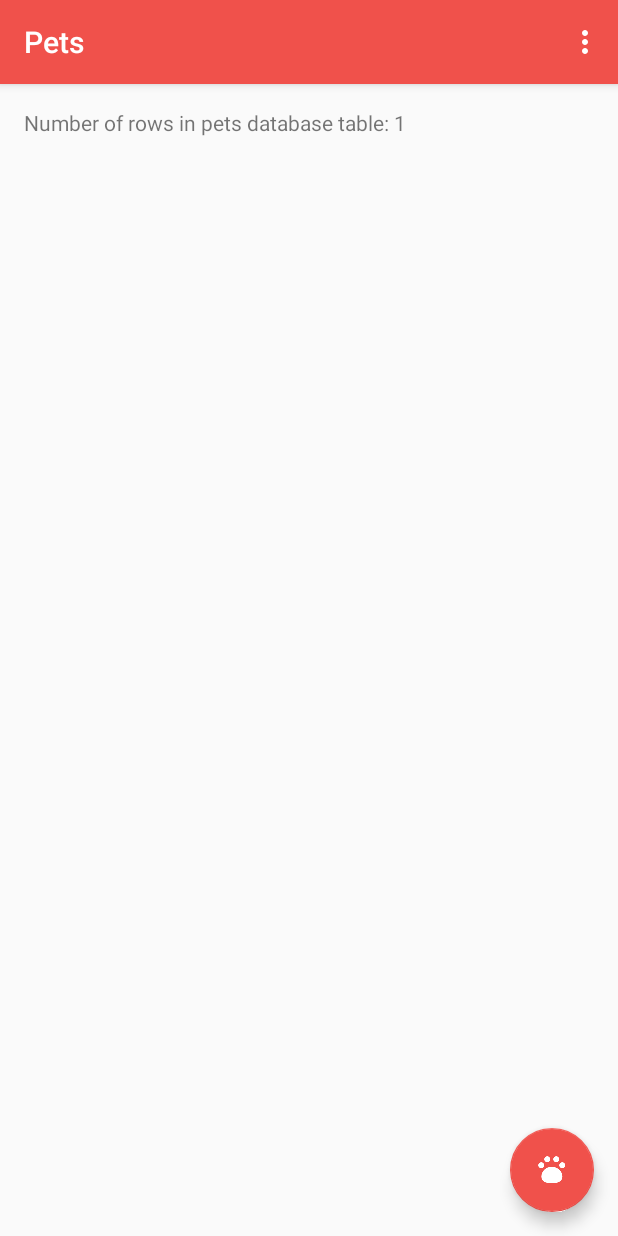
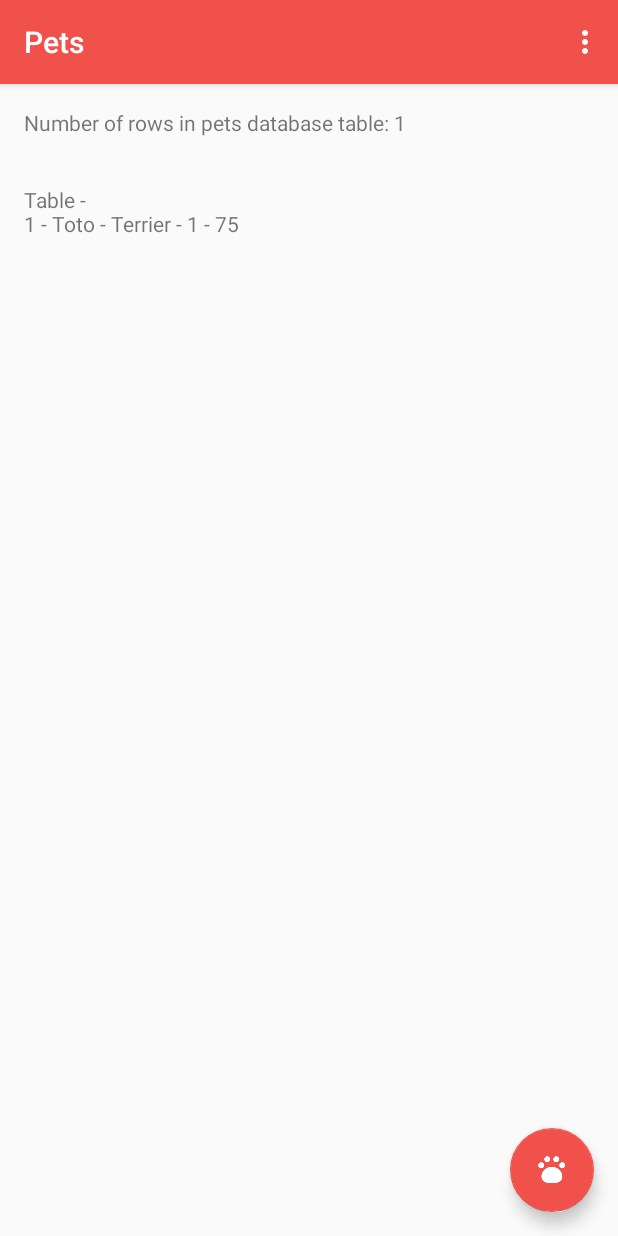
Before and after one commit to Masquerade0097/Udacity_Courses, an Android app: the screen it shows after launch (CatalogActivity), in the options menu, after a tap on "Insert Dummy Data", on a phone screen of 412 x 824 dp. Run offline under Robolectric (Android 15) with nearby library versions, the phone set to English and light mode, and no system bars.

Commit message:
Lesson 2 Completed ! Displaying table data in app

```diff
--- a/ud845-Pets/app/src/main/java/com/example/android/pets/CatalogActivity.java
+++ b/ud845-Pets/app/src/main/java/com/example/android/pets/CatalogActivity.java
@@ -30,8 +30,13 @@ import android.widget.TextView;
 import com.example.android.pets.Data.PetContract.PetEntry;
 import com.example.android.pets.Data.PetDbHelper;
 
+import static com.example.android.pets.Data.PetContract.PetEntry.COLUMN_PET_BREED;
+import static com.example.android.pets.Data.PetContract.PetEntry.COLUMN_PET_GENDER;
+import static com.example.android.pets.Data.PetContract.PetEntry.COLUMN_PET_NAME;
+import static com.example.android.pets.Data.PetContract.PetEntry.COLUMN_PET_WEIGHT;
 import static com.example.android.pets.Data.PetContract.PetEntry.GENDER_MALE;
 import static com.example.android.pets.Data.PetContract.PetEntry.TABLE_NAME;
+import static com.example.android.pets.Data.PetContract.PetEntry._ID;
 
 /**
  * Displays list of pets that were entered and stored in the app.
@@ -60,6 +65,12 @@ public class CatalogActivity extends AppCompatActivity {
 
     }
 
+    @Override
+    protected void onStart() {
+        super.onStart();
+        displayDatabaseInfo();
+    }
+
     /**
      * Temporary helper method to display information in the onscreen TextView about the state of
      * the pets database.
@@ -67,19 +78,74 @@ public class CatalogActivity extends AppCompatActivity {
     private void displayDatabaseInfo() {
         // To access our database, we instantiate our subclass of SQLiteOpenHelper
         // and pass the context, which is the current activity.
+
+        String mPetName;
+        String mPetBreed;
+        int mPetWeight;
+        int mPetGender;
+        int mPetId;
+        String printIt;
+
+        TextView displayTable = (TextView) findViewById(R.id.text_view_info);
+        displayTable.setText("Table - ");
+
         PetDbHelper mDbHelper = new PetDbHelper(this);
 
         // Create and/or open a database to read from it
         SQLiteDatabase db = mDbHelper.getReadableDatabase();
 
-        // Perform this raw SQL query "SELECT * FROM pets"
-        // to get a Cursor that contains all rows from the pets table.
-        Cursor cursor = db.rawQuery("SELECT * FROM " + PetEntry.TABLE_NAME, null);
+        String[] projections = {
+                PetEntry._ID,
+                PetEntry.COLUMN_PET_NAME,
+                PetEntry.COLUMN_PET_WEIGHT,
+                PetEntry.COLUMN_PET_BREED,
+                PetEntry.COLUMN_PET_GENDER
+        };
+
+        Cursor cursor = db.query(
+                PetEntry.TABLE_NAME,
+                projections,
+                null,
+                null,
+                null,
+                null,
+                null
+        );
+
+
+
+//        // Perform this raw SQL query "SELECT * FROM pets"
+//        // to get a Cursor that contains all rows from the pets table.
+//        Cursor cursor = db.rawQuery("SELECT * FROM " + PetEntry.TABLE_NAME, null);
         try {
             // Display the number of rows in the Cursor (which reflects the number of rows in the
             // pets table in the database).
             TextView displayView = (TextView) findViewById(R.id.text_view_pet);
             displayView.setText("Number of rows in pets database table: " + cursor.getCount());
+
+
+            while(cursor.moveToNext()){
+
+                mPetName = cursor.getString(cursor.getColumnIndex(COLUMN_PET_NAME));
+                mPetBreed = cursor.getString(cursor.getColumnIndex(COLUMN_PET_BREED));
+                mPetGender = cursor.getInt(cursor.getColumnIndex(COLUMN_PET_GENDER));
+                mPetWeight = cursor.getInt(cursor.getColumnIndex(COLUMN_PET_WEIGHT));
+                mPetId = cursor.getInt(cursor.getColumnIndex(_ID));
+
+//                printIt = mPetId + mPetName + mPetBreed + mPetGender + mPetWeight + "\n";
+                displayTable.append(("\n" + mPetId + " - " +
+                        mPetName + " - " +
+                        mPetBreed + " - " +
+                        mPetGender + " - " +
+                        mPetWeight));
+            }
+//            displayTable.append(("\n" + mPetId + " - " +
+//                    mPetName + " - " +
+//                    mPetBreed + " - " +
+//                    mPetGender + " - " +
+//                    mPetWeight));
+
+
         } finally {
             // Always close the cursor when you're done reading from it. This releases all its
             // resources and makes it invalid.
--- a/ud845-Pets/app/src/main/res/layout/activity_catalog.xml
+++ b/ud845-Pets/app/src/main/res/layout/activity_catalog.xml
@@ -21,7 +21,7 @@
     <TextView
         android:id="@+id/text_view_pet"
         android:layout_width="match_parent"
-        android:layout_height="match_parent"
+        android:layout_height="wrap_content"
         android:padding="@dimen/activity_margin"/>
 
     <android.support.design.widget.FloatingActionButton
@@ -32,4 +32,13 @@
         android:layout_alignParentRight="true"
         android:layout_margin="@dimen/fab_margin"
         android:src="@drawable/ic_add_pet"/>
+
+    <TextView
+        android:id="@+id/text_view_info"
+        android:layout_width="match_parent"
+        android:layout_height="wrap_content"
+        android:padding="16dp"
+        android:layout_below="@+id/text_view_pet"
+        android:layout_alignParentLeft="true"
+        android:layout_alignParentStart="true" />
 </RelativeLayout>
```
Also changed, not shown: 2 other files.
